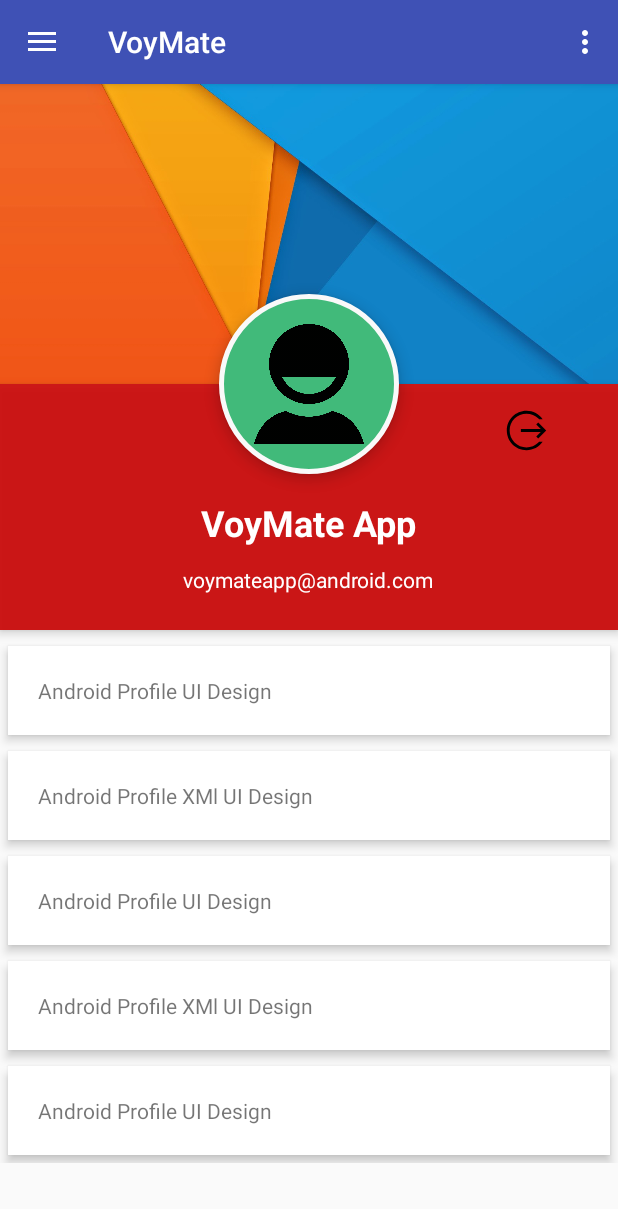
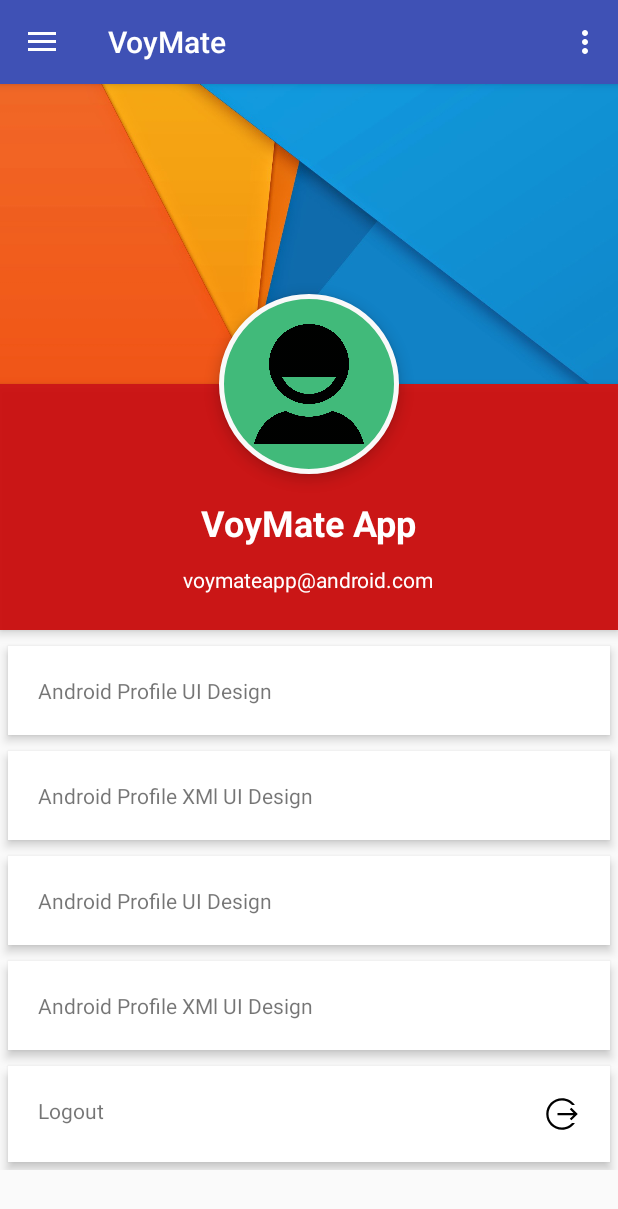
Before and after one commit to singhkishan93/VoyMate, an Android app: the fragment MyProfile placed in its activity, on a phone screen of 412 x 824 dp. Shown: the top 1209 px of the screen. Run offline under Robolectric (Android 15) with nearby library versions, the phone set to English and light mode, and no system bars; libraries missing offline, so code that uses them is left out: com.facebook, com.facebook.login; 1 statement that could not run was skipped.

Commit message:
few flow changes

```diff
--- a/app/build.gradle
+++ b/app/build.gradle
@@ -38,7 +38,7 @@ dependencies {
     implementation 'com.squareup.retrofit2:converter-moshi:2.3.0'
     implementation 'com.github.ViksaaSkool:AwesomeSplash:v1.0.0'
     implementation 'com.ms-square:expandableTextView:0.1.4'
-    implementation 'com.facebook.android:facebook-android-sdk:4.30.0'
+    implementation 'com.facebook.android:facebook-android-sdk:4.11.0'
     //implementation 'com.google.firebase:firebase-messaging:15.0.0'
     testImplementation 'junit:junit:4.12'
     testImplementation 'org.mockito:mockito-core:1.10.19'
--- a/app/src/main/java/com/opiant/voymate/About.java
+++ b/app/src/main/java/com/opiant/voymate/About.java
@@ -57,7 +57,7 @@ public class About extends Fragment implements View.OnClickListener {
     @Override
     public View onCreateView(LayoutInflater inflater, ViewGroup container,
                              Bundle savedInstanceState) {
-       view = inflater.inflate(R.layout.fragment_about, container, false);
+        view = inflater.inflate(R.layout.fragment_about, container, false);
         initView();
         return view;
     }
--- a/app/src/main/java/com/opiant/voymate/HomeScreen.java
+++ b/app/src/main/java/com/opiant/voymate/HomeScreen.java
@@ -484,6 +484,9 @@ public class HomeScreen extends Fragment implements GoogleApiClient.OnConnection
                                 .title(address)
                                 .icon(BitmapDescriptorFactory.fromResource(R.drawable.mark_blue)));
 
+                        Intent intent = new Intent(getContext(),MainActivity.class);
+                        startActivity(intent);
+
                     }
                     else {
                         Toast.makeText(getActivity(), "permission denied", Toast.LENGTH_LONG).show();
--- a/app/src/main/java/com/opiant/voymate/MainActivity.java
+++ b/app/src/main/java/com/opiant/voymate/MainActivity.java
@@ -43,13 +43,13 @@ public class MainActivity extends AppCompatActivity implements NavigationView.On
         Bundle bundle = dataIntent.getExtras();
         if (bundle!=null) {
             Email = bundle.getString("email");
+            Name = bundle.getString("myname");
         }
         /*FloatingActionButton fab = (FloatingActionButton) findViewById(R.id.fab);
         fab.setOnClickListener(new View.OnClickListener() {
             @Override
             public void onClick(View view) {
-                Snackbar.make(view, "Replace with your own action", Snackbar.LENGTH_LONG)
-                        .setAction("Action", null).show();
+                Snackbar.make(view, Email, Snackbar.LENGTH_LONG).setAction("Action", null).show();
             }
         });*/
 
@@ -94,12 +94,14 @@ public class MainActivity extends AppCompatActivity implements NavigationView.On
 
         // Calling HeaderView Item and Making Click Listener on That
         SharedPreferences IdShared = getSharedPreferences("VoyMate", MODE_PRIVATE);
-        Email= IdShared.getString("Email", "");
+        Email= IdShared.getString("email", "");
+        Name= IdShared.getString("myname", "");
         View headerview = navigationView.getHeaderView(0);
         userName = (TextView) headerview.findViewById(R.id.name);
         userEmail = (TextView) headerview.findViewById(R.id.email);
         imageView = (ImageView) headerview.findViewById(R.id.imageView);
         userEmail.setText(Email);
+        userName.setText(Name);
 
         Toast.makeText(getApplicationContext(), "Welcome:"+ Email,Toast.LENGTH_LONG).show();
 
@@ -218,7 +220,7 @@ public class MainActivity extends AppCompatActivity implements NavigationView.On
         else if (id==R.id.nav_logout){
             SharedPreferences sp = getSharedPreferences("VoyMate", MODE_PRIVATE);
             SharedPreferences.Editor ueditor = sp.edit();
-            ueditor.putString("Email","");
+            ueditor.putString("email","");
             ueditor.apply();
 
             Intent intent = new Intent(getApplicationContext(),LoginActivity.class);
--- a/app/src/main/java/com/opiant/voymate/MyProfile.java
+++ b/app/src/main/java/com/opiant/voymate/MyProfile.java
@@ -33,7 +33,8 @@ public class MyProfile extends Fragment {
     private String mParam1;
     private String mParam2;
     View view;
-    ImageView Logout;
+    TextView Logout;
+    String isFB,userEmail;
     private OnFragmentInteractionListener mListener;
 
     public MyProfile() {
@@ -65,17 +66,27 @@ public class MyProfile extends Fragment {
         // Inflate the layout for this fragment
         view = inflater.inflate(R.layout.fragment_my_profile, container, false);
         Logout = view.findViewById(R.id.logout);
+        SharedPreferences IdShared = getActivity().getSharedPreferences("VoyMate", MODE_PRIVATE);
+        userEmail = IdShared.getString("email", "");
+        isFB = IdShared.getString("isFB", "");
 
         Logout.setOnClickListener(new View.OnClickListener() {
             @Override
             public void onClick(View view) {
+
+                if (isFB.equals("yes")){
+
+                    performLogout();
+                }
+                else {
                     Intent intent = new Intent(getContext(), LoginActivity.class);
                     SharedPreferences sp = getActivity().getSharedPreferences("VoyMate", MODE_PRIVATE);
                     SharedPreferences.Editor ueditor = sp.edit();
-                ueditor.putString("email","");
+                    ueditor.putString("email", "");
                     ueditor.apply();
                     startActivity(intent);
                     //performLogout();
+                }
 
             }
         });
@@ -98,7 +109,13 @@ public class MyProfile extends Fragment {
                 .setPositiveButton(logout, new DialogInterface.OnClickListener() {
                     public void onClick(DialogInterface dialog, int which) {
                         LoginManager.getInstance().logOut();
-
+                        SharedPreferences passwordPref = getActivity().getSharedPreferences("VoyMate", MODE_PRIVATE);
+                        SharedPreferences.Editor editor = passwordPref.edit();
+                        editor.putString("email", "");
+                        editor.putString("isFB", "no");
+                        editor.apply();
+                        Intent intent = new Intent(getContext(),LoginActivity.class);
+                        startActivity(intent);
 
                     }
                 })
--- a/app/src/main/java/com/opiant/voymate/Splash.java
+++ b/app/src/main/java/com/opiant/voymate/Splash.java
@@ -54,7 +54,7 @@ public class Splash extends AwesomeSplash {
     public void animationsFinished() {
 
         SharedPreferences IdShared = getSharedPreferences("VoyMate", MODE_PRIVATE);
-        final String userEmail = IdShared.getString("Email", "");
+        final String userEmail = IdShared.getString("email", "");
 
         if (!userEmail.equals("")){
             Intent intent = new Intent(Splash.this, MainActivity.class);
--- a/app/src/main/res/layout/content_main.xml
+++ b/app/src/main/res/layout/content_main.xml
@@ -1,5 +1,5 @@
 <?xml version="1.0" encoding="utf-8"?>
-<android.support.constraint.ConstraintLayout xmlns:android="http://schemas.android.com/apk/res/android"
+<RelativeLayout xmlns:android="http://schemas.android.com/apk/res/android"
     xmlns:app="http://schemas.android.com/apk/res-auto"
     xmlns:tools="http://schemas.android.com/tools"
     android:layout_width="match_parent"
@@ -18,4 +18,18 @@
         tools:ignore="MissingConstraints">
     </FrameLayout>
 
-</android.support.constraint.ConstraintLayout>
+    <!--<android.support.design.widget.FloatingActionButton
+        android:id="@+id/fab"
+        android:layout_width="wrap_content"
+        android:layout_height="wrap_content"
+        android:layout_alignParentBottom="true"
+        android:layout_alignParentEnd="true"
+        android:layout_gravity="bottom|end"
+        android:layout_marginBottom="62dp"
+        android:layout_marginEnd="11dp"
+        android:src="@drawable/ic_share_white_24dp"
+        tools:ignore="MissingConstraints,RtlCompat"
+        tools:layout_editor_absoluteX="328dp"
+        tools:layout_editor_absoluteY="455dp" />-->
+
+</RelativeLayout>
--- a/app/src/main/res/layout/fragment_home_screen.xml
+++ b/app/src/main/res/layout/fragment_home_screen.xml
@@ -32,7 +32,7 @@
             android:editable="false"
             android:drawableRight="@drawable/search"
             android:layout_height="40dp"
-            android:background="@drawable/round_edit"
+            android:background="@color/white"
             android:gravity="center"
             android:layout_width="match_parent"
             tools:ignore="Deprecated" />
--- a/app/src/main/res/layout/fragment_my_profile.xml
+++ b/app/src/main/res/layout/fragment_my_profile.xml
@@ -37,14 +37,14 @@
             android:paddingBottom="24dp">
 
 
-           <ImageView
+          <!-- <ImageView
                 android:id="@+id/logout"
                 android:layout_width="30dp"
                 android:layout_height="30dp"
                 android:layout_marginLeft="16dp"
                 android:layout_marginTop="16dp"
                 android:layout_toLeftOf="@+id/drop_down_option_menu"
-                android:src="@drawable/ic_menu_logout" />
+                android:src="@drawable/ic_menu_logout" />-->
 
             <ImageView
                 android:id="@+id/drop_down_option_menu"
@@ -131,6 +131,7 @@
                 android:text="Android Profile XMl UI Design" />
 
             <TextView
+                android:id="@+id/logout"
                 android:layout_width="fill_parent"
                 android:layout_height="wrap_content"
                 android:layout_margin="5dp"
@@ -138,7 +139,10 @@
                 android:clickable="true"
                 android:elevation="4dp"
                 android:padding="20dp"
-                android:text="Android Profile UI Design" />
+                android:drawableRight="@drawable/ic_menu_logout"
+                android:text="Logout" />
+
+
         </LinearLayout>
     </RelativeLayout>
 </ScrollView>
--- a/app/src/main/res/layout/nav_header_main.xml
+++ b/app/src/main/res/layout/nav_header_main.xml
@@ -26,13 +26,13 @@
         android:layout_width="match_parent"
         android:layout_height="wrap_content"
         android:paddingTop="@dimen/nav_header_vertical_spacing"
-        android:text="@string/nav_header_title"
+        android:text=""
         android:textAppearance="@style/TextAppearance.AppCompat.Body1" />
 
     <TextView
         android:id="@+id/email"
         android:layout_width="wrap_content"
         android:layout_height="wrap_content"
-        android:text="@string/nav_header_subtitle" />
+        android:text="" />
 
 </LinearLayout>
--- a/app/src/main/res/values/strings.xml
+++ b/app/src/main/res/values/strings.xml
@@ -59,7 +59,7 @@
     <string name="dillihaatspanish">"Dilli Haat es una plaza de comida al aire libre de pago y un bazar artesanal ubicado en Delhi, administrado por la Corporación para el Desarrollo del Turismo y el Transporte de Delhi (DTTDC). A diferencia del mercado semanal tradicional, el pueblo Haat, Dilli Haat es permanente. Está ubicado en los centros comerciales del sur de Delhi, frente al mercado INA. Los 6 acres de tierra en los que se encuentra este complejo se rescataron como parte de un proyecto de recuperación y se transformaron en una plaza. El amplio trabajo de cimentación, las cabañas con techos de paja y los kioscos le dan a la plaza un ambiente de pueblo. Algunas tiendas son permanentes, pero otros vendedores rotan, generalmente durante quince días. En la sala de exposiciones del complejo se llevan a cabo varios espectáculos de promoción de artesanías y telares manuales. En total, Dilli Haat, INA Market tiene 62 puestos."</string>
     >
     <string name="logout_message">Are you sure you want to logout?</string>
-    <string name="facebook_app_id">181852772578075</string>
+    <string name="facebook_app_id">134565184063908</string>
     <string-array name="languages">
         <item>Select language</item>
         <!-- <item>日本語</item>-->
@@ -355,5 +355,5 @@
     <string name="shortcut_label_scrolling">Scrolling</string>
     <string name="shortcut_label_about">About</string>
 
-
+    <string name="fb_login_protocol_scheme">fb134565184063908</string>
 </resources>
```
Also changed, not shown: app/src/main/AndroidManifest.xml (+10 -4 lines), app/src/main/java/com/opiant/voymate/LoginActivity.java (+17 -10 lines), app/src/main/java/com/opiant/voymate/NearByPlace.java (+5 -2 lines), app/src/main/java/com/opiant/voymate/VoyMateApplication.java (+50 -0 lines), app/src/main/res/layout/fragment_place_details_screen.xml (+29 -4 lines), app/src/main/res/layout/fragment_tools.xml (+24 -1 lines), app/src/main/res/drawable-hdpi/headphones.png (added), app/src/main/res/drawable-hdpi/lang.png (added), app/src/main/res/drawable-hdpi/rating.png (added). Lines whose indentation alone changed are shown as unchanged.
